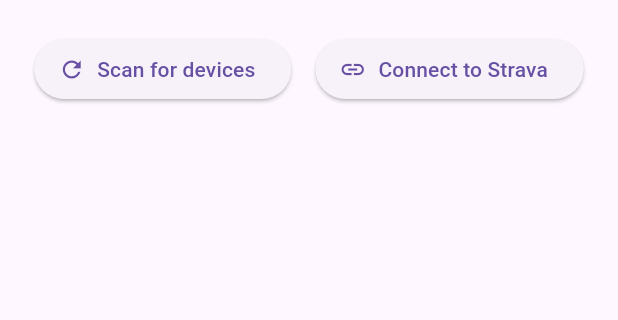
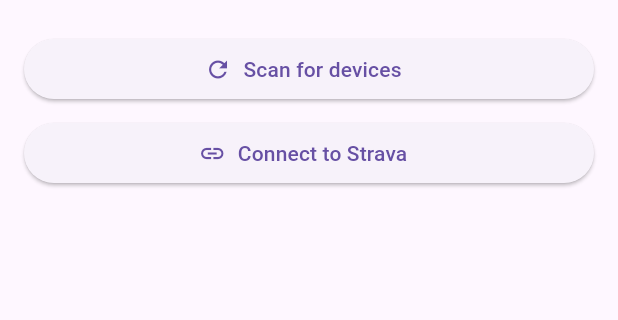
Before and after one commit to iliuta/ftms, a Flutter app: the screen it shows after launch, on a phone screen of 412 x 824 dp, the part 63-383 px from its top. Run offline on Flutter 3.47's test engine with Material 3 defaults, Android fonts, the phone set to English and light mode, and no system bars; our stand-ins replace app_links, device_info_plus, flutter_blue_plus, flutter_secure_storage, logger, permission_handler and 2 more; missing offline and left inert: fit_tool, flutter_ftms; accounts and stored records are empty; statements that could not run were skipped.

Commit message:
some layout fixes (portrait, landscape, colors ...)

```diff
--- a/lib/features/scan/scan_page.dart
+++ b/lib/features/scan/scan_page.dart
@@ -184,16 +184,20 @@
         mainAxisSize: MainAxisSize.max,
         children: [
           Padding(
-            padding: const EdgeInsets.symmetric(vertical: 8.0),
-            child: Row(
-              mainAxisAlignment: MainAxisAlignment.center,
+            padding: const EdgeInsets.symmetric(vertical: 8.0, horizontal: 16.0),
+            child: LayoutBuilder(
+              builder: (context, constraints) {
+                // If the screen is narrow, stack buttons vertically
+                if (constraints.maxWidth < 600) {
+                  return Column(
+                    crossAxisAlignment: CrossAxisAlignment.stretch,
                     children: [
                       ElevatedButton.icon(
                         icon: const Icon(Icons.refresh),
                         label: const Text('Scan for devices'),
                         onPressed: _startScan,
                       ),
-                const SizedBox(width: 16),
+                      const SizedBox(height: 8),
                       ElevatedButton.icon(
                         icon: _isConnectingStrava
                             ? const SizedBox(
@@ -210,6 +214,41 @@
                         onPressed: _isConnectingStrava ? null : _handleStravaConnection,
                       ),
                     ],
+                  );
+                } else {
+                  // For wider screens, keep horizontal layout
+                  return Row(
+                    mainAxisAlignment: MainAxisAlignment.center,
+                    children: [
+                      Flexible(
+                        child: ElevatedButton.icon(
+                          icon: const Icon(Icons.refresh),
+                          label: const Text('Scan for devices'),
+                          onPressed: _startScan,
+                        ),
+                      ),
+                      const SizedBox(width: 16),
+                      Flexible(
+                        child: ElevatedButton.icon(
+                          icon: _isConnectingStrava
+                              ? const SizedBox(
+                                  width: 16,
+                                  height: 16,
+                                  child: CircularProgressIndicator(strokeWidth: 2),
+                                )
+                              : Icon(_stravaStatus != null ? Icons.check_circle : Icons.link),
+                          label: Text(_stravaStatus != null ? 'Connected to Strava' : 'Connect to Strava'),
+                          style: ElevatedButton.styleFrom(
+                            backgroundColor: _stravaStatus != null ? Colors.green : null,
+                            foregroundColor: _stravaStatus != null ? Colors.white : null,
+                          ),
+                          onPressed: _isConnectingStrava ? null : _handleStravaConnection,
+                        ),
+                      ),
+                    ],
+                  );
+                }
+              },
             ),
           ),
           if (_stravaStatus != null)
--- a/lib/features/scan/scan_widgets.dart
+++ b/lib/features/scan/scan_widgets.dart
@@ -50,8 +50,14 @@
   // Add connected devices first
   for (final connectedDevice in connectedDevices) {
     deviceWidgets.add(
-      ListTile(
-        title: Row(
+      Card(
+        margin: const EdgeInsets.symmetric(horizontal: 8, vertical: 4),
+        elevation: 2,
+        child: ListTile(
+          title: Column(
+            crossAxisAlignment: CrossAxisAlignment.start,
+            children: [
+              Row(
                 children: [
                   connectedDevice.getDeviceIcon(context) ?? Container(),
                   const SizedBox(width: 4),
@@ -79,14 +85,18 @@
                   ),
                 ],
               ),
-        subtitle: Text(connectedDevice.id),
+              // Move buttons below the device name for better responsiveness
+              const SizedBox(height: 8),
+              getButtonForConnectedDevice(connectedDevice, context),
+            ],
+          ),
           leading: const SizedBox(
             width: 40,
             child: Center(
               child: Icon(Icons.bluetooth_connected, color: Colors.green),
             ),
           ),
-        trailing: getButtonForConnectedDevice(connectedDevice, context),
+        ),
       ),
     );
   }
@@ -96,8 +106,14 @@
     final deviceService =
         supportedBTDeviceManager.getBTDevice(scanResult.device, data);
     deviceWidgets.add(
-      ListTile(
-        title: Row(
+      Card(
+        margin: const EdgeInsets.symmetric(horizontal: 8, vertical: 4),
+        elevation: 2,
+        child: ListTile(
+          title: Column(
+            crossAxisAlignment: CrossAxisAlignment.start,
+            children: [
+              Row(
                 children: [
                   if (deviceService != null) ...[
                     deviceService.getDeviceIcon(context) ?? Container(),
@@ -112,14 +128,12 @@
                   ),
                 ],
               ),
-        subtitle: Text(scanResult.device.remoteId.str),
-        leading: SizedBox(
-          width: 40,
-          child: Center(
-            child: Text(scanResult.rssi.toString()),
+              // Move buttons below the device name for better responsiveness
+              const SizedBox(height: 8),
+              getButtonForBluetoothDevice(scanResult.device, context, data),
+            ],
           ),
         ),
-        trailing: getButtonForBluetoothDevice(scanResult.device, context, data),
       ),
     );
   }
@@ -197,12 +211,12 @@
               },
             );
           case BluetoothConnectionState.connected:
-            return SizedBox(
-              width: 250,
-              child: Wrap(
-                spacing: 2,
-                alignment: WrapAlignment.end,
-                direction: Axis.horizontal,
+            return LayoutBuilder(
+              builder: (context, constraints) {
+                return Wrap(
+                  spacing: 4,
+                  runSpacing: 4,
+                  alignment: WrapAlignment.start,
                   children: [
                     // Get actions from device services
                     ...() {
@@ -229,9 +243,10 @@
                         // Disable wakelock when disconnecting
                         WakelockPlus.disable();
                       },
-                  )
+                    ),
                   ],
-              ),
+                );
+              },
             );
           default:
             return Text(deviceState.name);
@@ -242,12 +257,12 @@
 /// Button for actions on already connected devices
 Widget getButtonForConnectedDevice(
     BTDevice connectedDevice, BuildContext context) {
-  return SizedBox(
-    width: 250,
-    child: Wrap(
-      spacing: 2,
-      alignment: WrapAlignment.end,
-      direction: Axis.horizontal,
+  return LayoutBuilder(
+    builder: (context, constraints) {
+      return Wrap(
+        spacing: 4,
+        runSpacing: 4,
+        alignment: WrapAlignment.start,
         children: [
           // Get actions from the device service
           if (connectedDevice.connectedDevice != null)
@@ -265,7 +280,8 @@
             },
           ),
         ],
-    ),
+      );
+    },
   );
 }
 
--- a/lib/features/training/training_sessions_page.dart
+++ b/lib/features/training/training_sessions_page.dart
@@ -256,4 +256,9 @@
       onSessionEdit: _onSessionEdit,
     );
   }
+
+  @override
+  void dispose() {
+    super.dispose();
+  }
 }
```
Also changed, not shown: lib/features/training/add_training_session_page.dart (+7 -2 lines), lib/features/training/training_session_progress_screen.dart (+23 -0 lines), 1 other file. Lines whose indentation alone changed are shown as unchanged.
